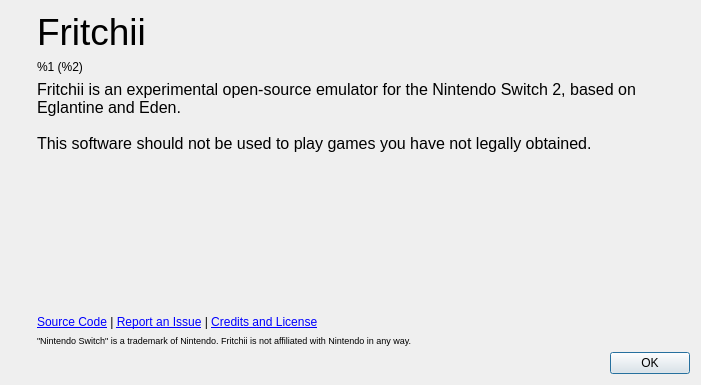
Old version of the form src/yuzu/aboutdialog.ui in the repository byronlai99/Fritchii.
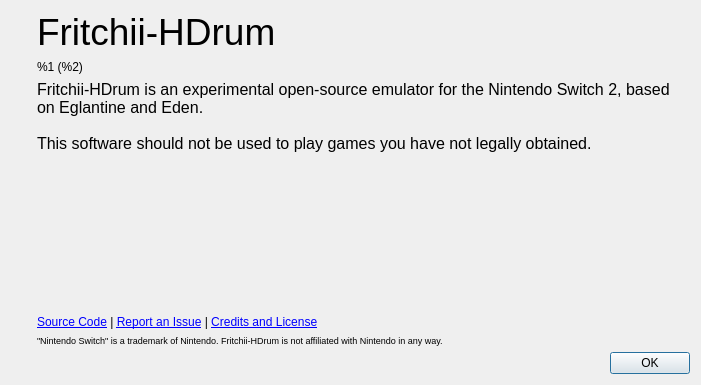
New version of the form. Icons and pictures are not drawn.

Commit message: ui: update Fritchii-HDrum About branding and issue link

```diff
--- a/src/yuzu/aboutdialog.ui
+++ b/src/yuzu/aboutdialog.ui
@@ -69,7 +69,7 @@
           </sizepolicy>
          </property>
          <property name="text">
-          <string>&lt;html&gt;&lt;head/&gt;&lt;body&gt;&lt;p&gt;&lt;span style=&quot; font-size:28pt;&quot;&gt;Fritchii&lt;/span&gt;&lt;/p&gt;&lt;/body&gt;&lt;/html&gt;</string>
+          <string>&lt;html&gt;&lt;head/&gt;&lt;body&gt;&lt;p&gt;&lt;span style=&quot; font-size:28pt;&quot;&gt;Fritchii-HDrum&lt;/span&gt;&lt;/p&gt;&lt;/body&gt;&lt;/html&gt;</string>
          </property>
         </widget>
        </item>
@@ -102,7 +102,7 @@
 li.unchecked::marker { content: &quot;\2610&quot;; }
 li.checked::marker { content: &quot;\2612&quot;; }
 &lt;/style&gt;&lt;/head&gt;&lt;body style=&quot; font-family:'Noto Sans'; font-size:9pt; font-weight:400; font-style:normal;&quot;&gt;
-&lt;p style=&quot; margin-top:0px; margin-bottom:0px; margin-left:0px; margin-right:0px; -qt-block-indent:0; text-indent:0px;&quot;&gt;&lt;span style=&quot; font-family:'MS Shell Dlg 2'; font-size:12pt;&quot;&gt;Fritchii is an experimental open-source emulator for the Nintendo Switch 2, based on Eglantine and Eden. &lt;br /&gt;&lt;br /&gt;This software should not be used to play games you have not legally obtained.&lt;/span&gt;&lt;/p&gt;&lt;/body&gt;&lt;/html&gt;</string>
+&lt;p style=&quot; margin-top:0px; margin-bottom:0px; margin-left:0px; margin-right:0px; -qt-block-indent:0; text-indent:0px;&quot;&gt;&lt;span style=&quot; font-family:'MS Shell Dlg 2'; font-size:12pt;&quot;&gt;Fritchii-HDrum is an experimental open-source emulator for the Nintendo Switch 2, based on Eglantine and Eden. &lt;br /&gt;&lt;br /&gt;This software should not be used to play games you have not legally obtained.&lt;/span&gt;&lt;/p&gt;&lt;/body&gt;&lt;/html&gt;</string>
          </property>
          <property name="alignment">
           <set>Qt::AlignmentFlag::AlignLeading|Qt::AlignmentFlag::AlignLeft|Qt::AlignmentFlag::AlignVCenter</set>
@@ -144,7 +144,7 @@
           </sizepolicy>
          </property>
          <property name="text">
-          <string>&lt;html&gt;&lt;head/&gt;&lt;body&gt;&lt;p&gt;&lt;span style=&quot; font-size:7pt;&quot;&gt;&amp;quot;Nintendo Switch&amp;quot; is a trademark of Nintendo. Fritchii is not affiliated with Nintendo in any way.&lt;/span&gt;&lt;/p&gt;&lt;/body&gt;&lt;/html&gt;</string>
+          <string>&lt;html&gt;&lt;head/&gt;&lt;body&gt;&lt;p&gt;&lt;span style=&quot; font-size:7pt;&quot;&gt;&amp;quot;Nintendo Switch&amp;quot; is a trademark of Nintendo. Fritchii-HDrum is not affiliated with Nintendo in any way.&lt;/span&gt;&lt;/p&gt;&lt;/body&gt;&lt;/html&gt;</string>
          </property>
         </widget>
        </item>
```
Left out of the diff: 4 changed lines with no effect on the pictures.
